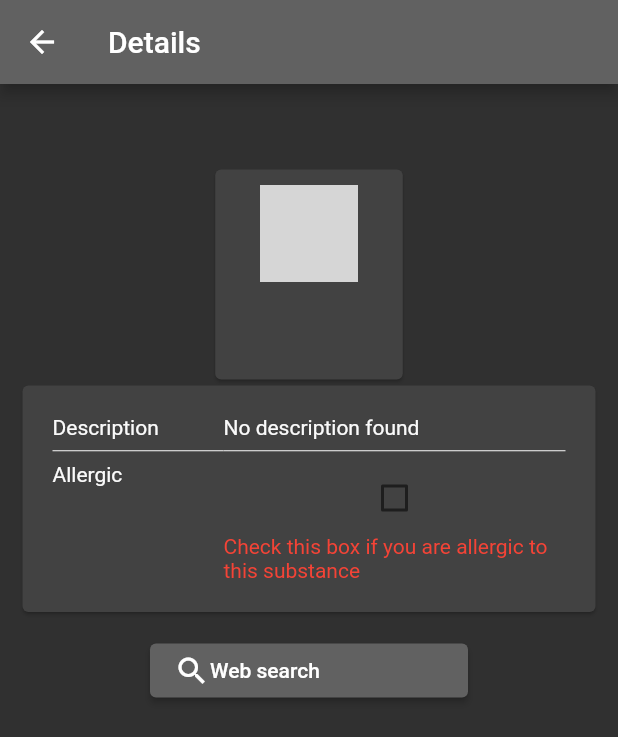
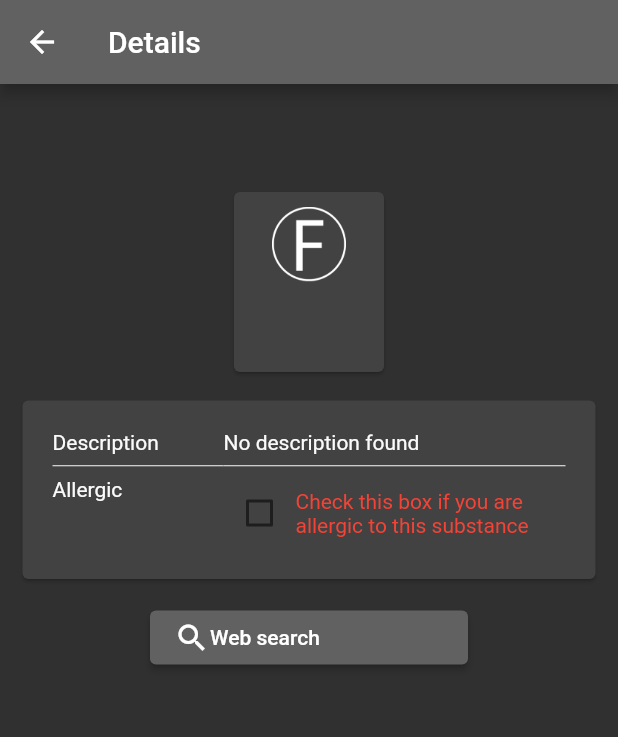
Before and after one commit to HuePhung/Kiss_Project, a Flutter app: the DetailScreen screen opened directly with empty values, on a phone screen of 412 x 824 dp. Shown: the top 737 px of the screen. Run offline on Flutter 3.47's test engine with Material 2 defaults, Android fonts, the phone set to English and light mode, and no system bars; our stand-ins replace camera, flutter_keyboard_visibility, image_picker, shared_preferences; missing offline and left inert: exif, firebase_ml_vision, flutter_exif_rotation; accounts and stored records are empty; grey boxes are pictures that could not be loaded.

Commit message:
added more icons + better layout

```diff
--- a/project_kiss/lib/detailScreen.dart
+++ b/project_kiss/lib/detailScreen.dart
@@ -1,4 +1,5 @@
 import 'dart:io';
+
 
 import 'package:flutter/cupertino.dart';
 import 'package:flutter/material.dart';
@@ -20,16 +21,25 @@ class DetailScreen extends StatelessWidget {
   {
     List<String> strings = ingredient.function.split(",");
 
+    List<String> existingIcons = ["ANTIMICROBIAL","PERFUMING" ,"ANTIOXIDANT","PLACEHOLDER",
+    "ANTISTATIC","SKIN CONDITIONING - EMOLLIENT",
+    "BINDING",			"SKIN CONDITIONING",
+    "CLEANSING",		"SKIN PROTECTING",
+    "FILM FORMING",		"SURFACTANT - CLEANSING",
+    "FRAGRANCE",			"SURFACTANT - EMULSIFYING",
+    "HAIR CONDITIONING"	,	"SURFACTANT - FOAM BOOSTING",
+    "HAIR DYEING"		,	"VISCOSITY CONTROLLING",
+    "HUMECTANT"];
     List<Widget> list = new List<Widget>();
     for(var i = 0; i < strings.length; i++){
 
 
-      String path = 'assets/icons/'+ strings[i].trim() +'.png';
+      String path = 'assets/icons/PLACEHOLDER.png';
       //print(strings[i].trim());
 
-      if(!File(path).existsSync()){
+      if(existingIcons.contains(strings[i].trim())){
 
-        print("doesnt exists");
+        path = 'assets/icons/'+ strings[i].trim() +'.png';
         //path = 'assets/icons/PLACEHOLDER.png';
 
       }
@@ -41,32 +51,36 @@ class DetailScreen extends StatelessWidget {
             color: Colors.grey[800],
 
 
+
+
           child: Container(
             padding: EdgeInsets.all(10),
-            height: 140,
-            width: 125,
+            height: 120,
+            width: 100,
 
             child:Column(
               children:[
 
-                Image(
-                image: AssetImage(path),
-                height: 65,
-                  width: 65,
-              ),
-               Expanded(child: Text(
-                  //this.split(" ").map((str) => str.capitalize).join(" ")
-                  //"${this[0].toUpperCase()}${this.substring(1)}"
-                    //(strings[i].toLowerCase()).split(" ").map((str) => capitalize(str)).join(" "),
-                  strings[i],
+                Container(
+                    height: 55,
 
-                  style: TextStyle(
+                    width: 55,
+                child: Image(
+                  image: AssetImage(path),
+                 // fit: BoxFit.fill,
+                ),)
+                ,
 
-                      color: Colors.white),
-
-                    textAlign: TextAlign.center)
+               Container(
+                 height: 45,
+               child: Align(
+                 alignment: Alignment.center,
+                 child:
+               FittedBox(
+                 fit: BoxFit.fitWidth,
+                 child: getTextRight(strings[i])
                 ,
-          ),
+          ),),),
               ]
           ),
           ),
@@ -74,16 +88,6 @@ class DetailScreen extends StatelessWidget {
       );
     }
 
-/*
-    //List<Widget> colum
-      return new GridView.count(
-
-          //primary: true, //scrolling
-          crossAxisCount: 2,
-          children: list,
-          shrinkWrap: true,
-
-      );*/
 
     return new Column(
       children: toColumns(list),
@@ -92,6 +96,37 @@ class DetailScreen extends StatelessWidget {
 
   }
 
+  Widget getTextRight(String string){
+
+    List <Widget> columnList = new List<Widget>();
+    List<String> list = (string.trim()).split(" ");
+    list.remove("-");
+    /*if(!(list.length == 1)){
+      list.remove("SURFACTANT");
+
+    }*/
+
+    list.forEach((element) {
+
+      columnList.add(Text(
+
+          element,
+
+          style: TextStyle(
+
+              color: Colors.white),
+
+          textAlign: TextAlign.center)
+      );
+
+
+    });
+
+
+
+    return new Column(children: columnList);
+
+  }
   List<Widget> toColumns(List<Widget> cards){
     List <Widget> rows = new  List<Widget>();
 
@@ -99,7 +134,7 @@ class DetailScreen extends StatelessWidget {
     for(int i=0; i<cards.length;i++){
 
       row.add(cards[i]);
-      if(row.length == 2 || i == cards.length-1){
+      if(row.length == 3 || i == cards.length-1){
         rows.add(new Row(
             children: row,
           mainAxisAlignment: MainAxisAlignment.center,)
@@ -151,12 +186,12 @@ class DetailScreen extends StatelessWidget {
                       ),
                       Container(
                         alignment: Alignment.center,
-                          // margin: EdgeInsets.fromLTRB(15.0,30,15,0),
+                           margin: EdgeInsets.fromLTRB(0,15,0,0),
                         child: getFunctionCards(ingredient)
                       ),
                       Card(
                         color: Colors.grey[800],
-                        margin: EdgeInsets.fromLTRB(15,0,15,15),
+                        margin: EdgeInsets.fromLTRB(15,15,15,15),
                         child: Container(
                           //height: MediaQuery.of(context).size.height * 0.7,
                           // width: MediaQuery.of(context).size.width,
@@ -227,13 +262,13 @@ class DetailScreen extends StatelessWidget {
                                         color: Colors.grey[50],
                                       )),
                                   Container(
-                                    child: Column(
+                                    child: Row(
                                       children: [
                                         CheckBoxWid(ingredient,),
-                                        Text(
+                                        Expanded(child: Text(
                                           "Check this box if you are allergic to this substance",
                                           style: TextStyle(color: Colors.red),
-                                        ),
+                                        ),),
                                       ],
                                     ),
                                   ),
```
Also changed, not shown: project_kiss/assets/icons/ANTIMICROBIAL.png (added), project_kiss/assets/icons/BINDING.png (added), project_kiss/assets/icons/FILM FORMING.png (added), project_kiss/assets/icons/HAIR DYEING.png (added), project_kiss/assets/icons/SURFACTANT - FOAM BOOSTING.png (added).
